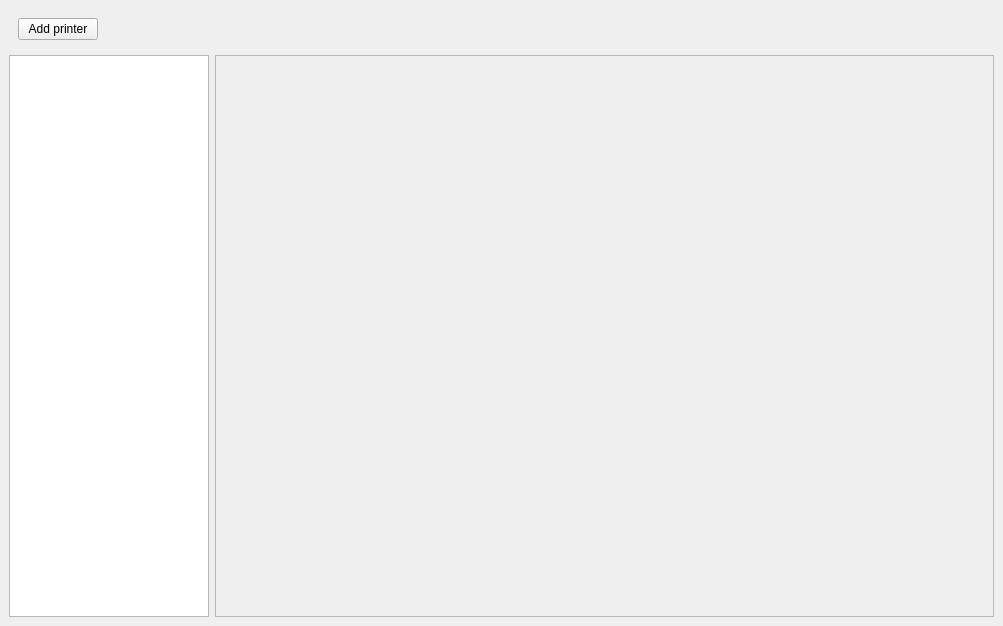
Qt form ui/src/ui/mainwindow.ui (iserramacsa/mcomms) before a commit.
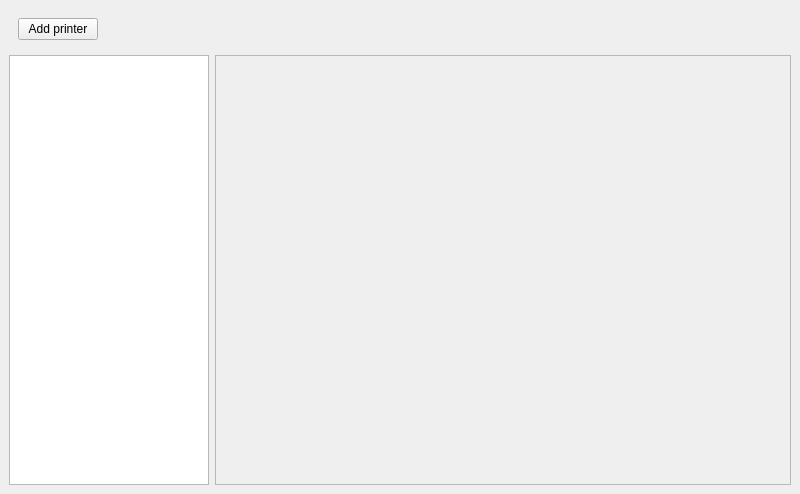
The same form after that commit.

Diff of the .ui file:
```diff
--- a/ui/src/ui/mainwindow.ui
+++ b/ui/src/ui/mainwindow.ui
@@ -6,8 +6,8 @@
    <rect>
     <x>0</x>
     <y>0</y>
-    <width>1003</width>
-    <height>626</height>
+    <width>800</width>
+    <height>494</height>
    </rect>
   </property>
   <property name="minimumSize">
```
Left out of the diff: 3 changed lines with no effect on the pictures.
